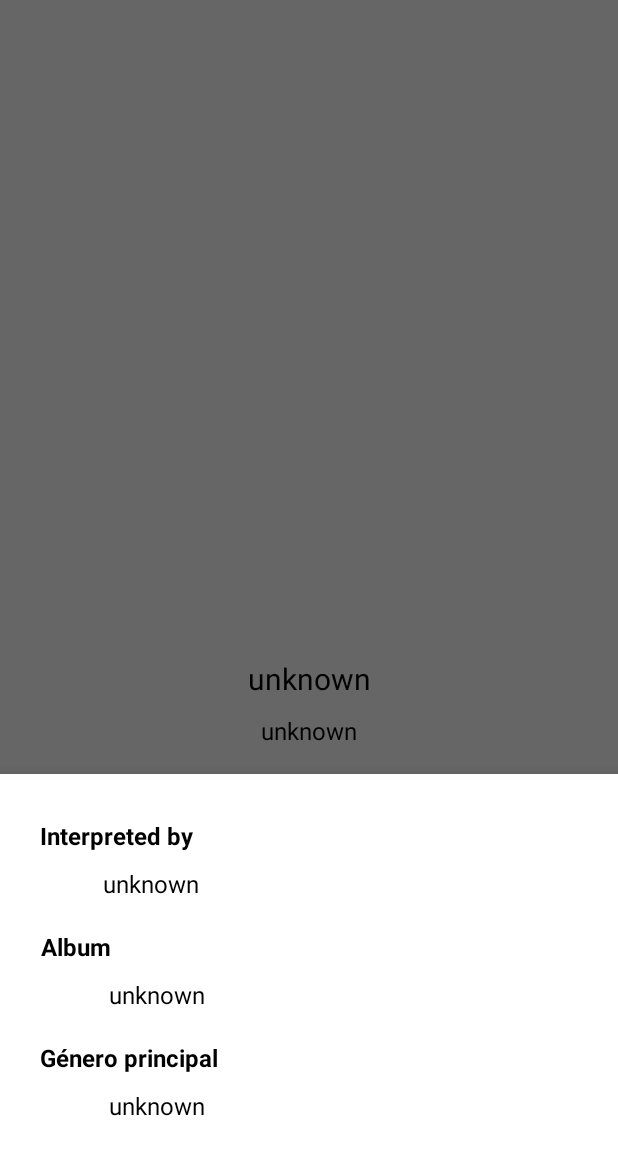
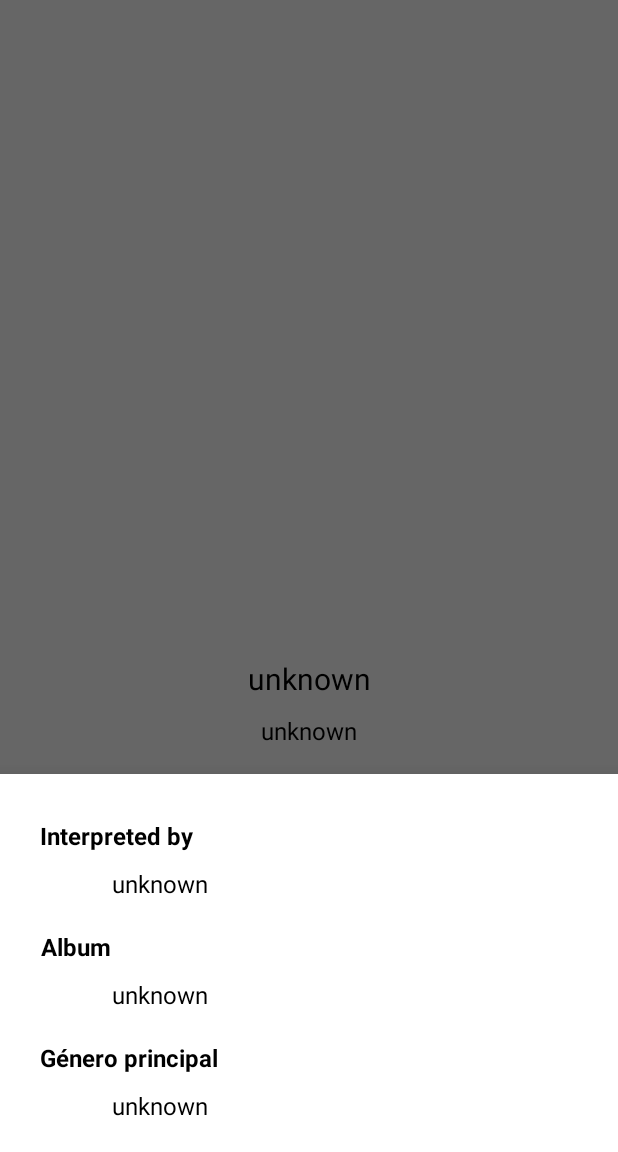
Before and after one commit to edwardburgos/secondchallenge, an Android app: the screen it shows after launch (MainActivity), after a tap on "Details", on a phone screen of 412 x 824 dp, the part 84-1236 px from its top. Run offline under Robolectric (Android 15) with nearby library versions, the phone set to English and light mode, and no system bars; our stand-ins replace data binding, navigation-ui; 6 statements that could not run were skipped; 2 other taps on this screen came first.

Commit message:
textViews with fixed width and center alignment

```diff
--- a/app/src/main/res/layout/details_fragment.xml
+++ b/app/src/main/res/layout/details_fragment.xml
@@ -49,19 +49,19 @@
 
         <TextView
             android:id="@+id/textView7"
-            android:layout_width="wrap_content"
+            android:layout_width="275dp"
             android:layout_height="wrap_content"
             android:layout_marginTop="10dp"
             android:text="@string/unknown"
             android:textSize="@dimen/normal_letter"
             app:layout_constraintEnd_toEndOf="parent"
-            app:layout_constraintHorizontal_bias="0.208"
+            app:layout_constraintHorizontal_bias="0.544"
             app:layout_constraintStart_toStartOf="parent"
             app:layout_constraintTop_toBottomOf="@+id/textView5" />
 
         <TextView
             android:id="@+id/textView8"
-            android:layout_width="wrap_content"
+            android:layout_width="275dp"
             android:layout_height="wrap_content"
             android:layout_marginTop="10dp"
             android:layout_marginBottom="20dp"
@@ -69,10 +69,10 @@
             android:textSize="@dimen/normal_letter"
             app:layout_constraintBottom_toBottomOf="parent"
             app:layout_constraintEnd_toEndOf="parent"
-            app:layout_constraintHorizontal_bias="0.208"
+            app:layout_constraintHorizontal_bias="0.544"
             app:layout_constraintStart_toStartOf="parent"
             app:layout_constraintTop_toBottomOf="@+id/textView6"
-            app:layout_constraintVertical_bias="0.0" />
+            app:layout_constraintVertical_bias="0.004" />
 
         <LinearLayout
             android:id="@+id/linearLayout"
@@ -81,6 +81,7 @@
             android:layout_marginTop="10dp"
             android:orientation="vertical"
             app:layout_constraintEnd_toEndOf="parent"
+            app:layout_constraintHorizontal_bias="0.544"
             app:layout_constraintStart_toStartOf="parent"
             app:layout_constraintTop_toBottomOf="@+id/textView3" />
 
--- a/app/src/main/res/layout/player_fragment.xml
+++ b/app/src/main/res/layout/player_fragment.xml
@@ -9,10 +9,11 @@
 
         <TextView
             android:id="@+id/textView"
-            android:layout_width="wrap_content"
+            android:layout_width="310dp"
             android:layout_height="wrap_content"
             android:layout_marginTop="30dp"
             android:text="@string/unknown"
+            android:textAlignment="center"
             android:textSize="@dimen/big_letter"
             app:layout_constraintBottom_toBottomOf="parent"
             app:layout_constraintLeft_toLeftOf="parent"
@@ -46,10 +47,11 @@
 
         <TextView
             android:id="@+id/textView2"
-            android:layout_width="wrap_content"
+            android:layout_width="310dp"
             android:layout_height="wrap_content"
             android:layout_marginTop="10dp"
             android:text="@string/unknown"
+            android:textAlignment="center"
             android:textSize="@dimen/normal_letter"
             app:layout_constraintEnd_toEndOf="parent"
             app:layout_constraintStart_toStartOf="parent"
```
